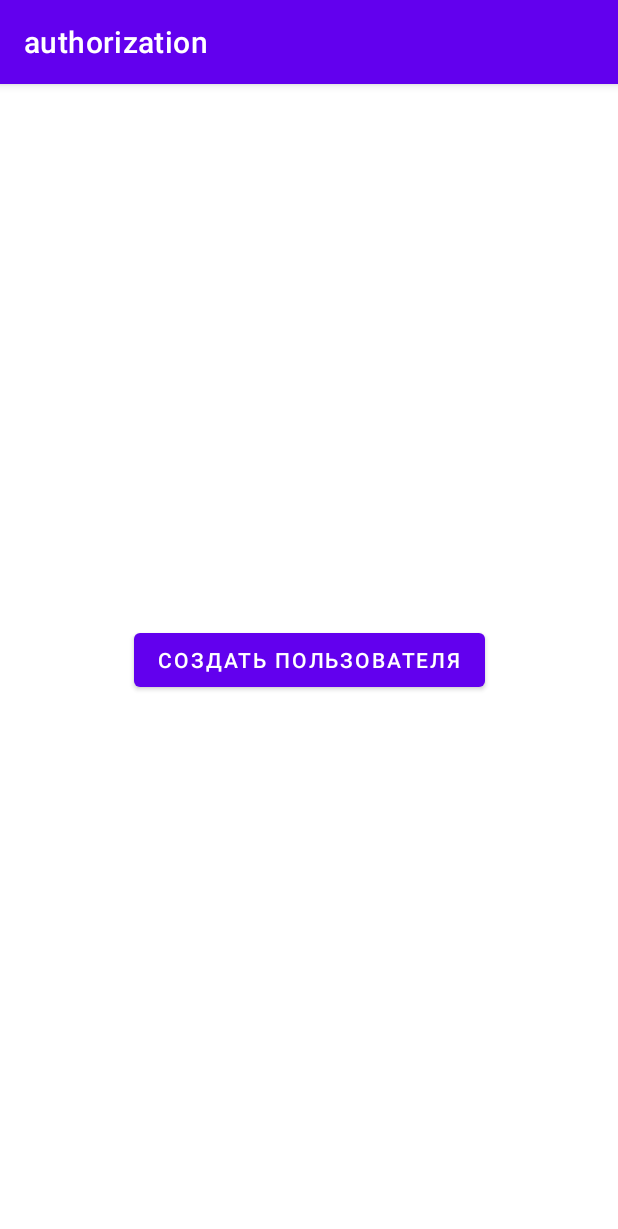
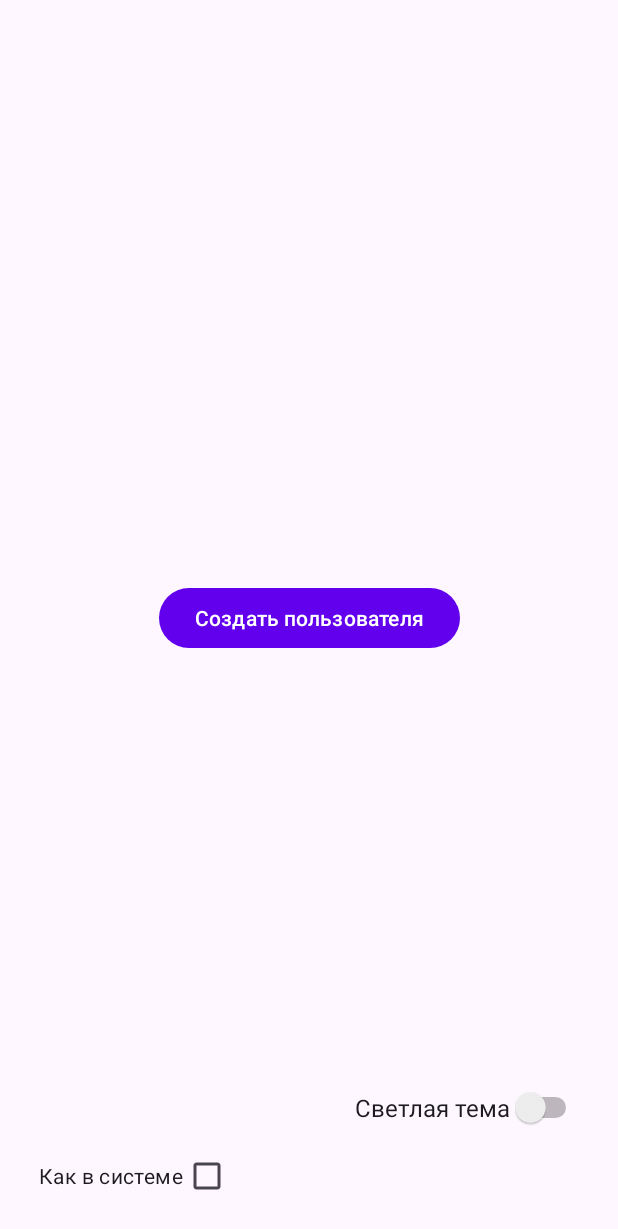
Before and after one commit to silicium93/authorization2, an Android app: the screen it shows after launch (MainActivity), on a phone screen of 412 x 824 dp. Shown: the top 1229 px of the screen. Run offline under Robolectric (Android 15) with nearby library versions, the phone set to English and light mode, and no system bars.

Commit message:
Add night theme

```diff
--- a/app/src/main/java/com/shabim/authorization/EditActivity.kt
+++ b/app/src/main/java/com/shabim/authorization/EditActivity.kt
@@ -6,6 +6,7 @@ import android.os.Bundle
 import android.widget.Button
 import android.widget.EditText
 import android.widget.Toast
+import androidx.appcompat.app.AppCompatDelegate
 
 class EditActivity : AppCompatActivity() {
 
@@ -28,6 +29,7 @@ class EditActivity : AppCompatActivity() {
         buttonSave = findViewById(R.id.buttonSave)
 
         buttonSave.setOnClickListener{
+
             if (editTextName.text.isNotEmpty() && editTextAge.text.isNotEmpty() && editTextAddress.text.isNotEmpty() && editTextEmail.text.isNotEmpty()){
                 val intent = Intent(this,InfoActivity::class.java)
                 intent.putExtra("name", editTextName.text.toString())
--- a/app/src/main/java/com/shabim/authorization/MainActivity.kt
+++ b/app/src/main/java/com/shabim/authorization/MainActivity.kt
@@ -1,24 +1,70 @@
 package com.shabim.authorization
 
 import android.content.Intent
-import androidx.appcompat.app.AppCompatActivity
+import android.content.res.Configuration
 import android.os.Bundle
 import android.widget.Button
+import android.widget.CheckBox
+import android.widget.Switch
+import androidx.appcompat.app.AppCompatActivity
+import androidx.appcompat.app.AppCompatDelegate
+import androidx.core.view.isGone
 
 class MainActivity : AppCompatActivity() {
 
-    lateinit var buttonCreateUser : Button;
+    lateinit var buttonCreateUser : Button
+    lateinit var switchTheme: Switch
+    lateinit var checkBoxThemeInSystem : CheckBox
 
     override fun onCreate(savedInstanceState: Bundle?) {
         super.onCreate(savedInstanceState)
         setContentView(R.layout.activity_main)
 
         buttonCreateUser = findViewById(R.id.buttonCreateUser);
+        checkBoxThemeInSystem = findViewById(R.id.checkBoxThemeInSystem)
+        switchTheme = findViewById(R.id.switchTheme)
+
+
+        setThemeSwitch()
 
         buttonCreateUser.setOnClickListener{
             val intent: Intent = Intent(this, EditActivity::class.java)
             startActivity(intent)
         }
 
+        checkBoxThemeInSystem.setOnClickListener(){
+            if (checkBoxThemeInSystem.isChecked) {
+                AppCompatDelegate.setDefaultNightMode(AppCompatDelegate.MODE_NIGHT_FOLLOW_SYSTEM)
+            }
+            setThemeSwitch()
+        }
+
+        switchTheme.setOnClickListener(){
+            if (checkBoxThemeInSystem.isChecked)
+                checkBoxThemeInSystem.isChecked = false
+
+            if(switchTheme.isChecked)
+                AppCompatDelegate.setDefaultNightMode(AppCompatDelegate.MODE_NIGHT_YES)
+
+            else if (!switchTheme.isChecked)
+                AppCompatDelegate.setDefaultNightMode(AppCompatDelegate.MODE_NIGHT_NO)
+
+        }
+
 }
-}
+    private fun setThemeSwitch(){
+
+        when(resources.configuration.uiMode and Configuration.UI_MODE_NIGHT_MASK){
+            Configuration.UI_MODE_NIGHT_YES -> {
+                switchTheme.isChecked = true
+                switchTheme.text = "Тёмная тема"
+            }
+            Configuration.UI_MODE_NIGHT_NO ->{
+                switchTheme.isChecked = false
+                switchTheme.text = "Светлая тема"
+            }
+        }
+
+    }
+
+    }
--- a/app/src/main/res/layout/activity_main.xml
+++ b/app/src/main/res/layout/activity_main.xml
@@ -14,8 +14,33 @@
         app:layout_constraintBottom_toBottomOf="parent"
         app:layout_constraintEnd_toEndOf="parent"
         app:layout_constraintStart_toStartOf="parent"
-        app:layout_constraintTop_toTopOf="parent"
-        />
+        app:layout_constraintTop_toTopOf="parent" />
+
+    <CheckBox
+        android:id="@+id/checkBoxThemeInSystem"
+        android:layout_width="wrap_content"
+        android:layout_height="wrap_content"
+        android:layout_marginEnd="258dp"
+        android:layout_marginBottom="16dp"
+        android:checked="false"
+        android:layoutDirection="rtl"
+        android:text="Как в системе"
+        android:textSize="14sp"
+        app:layout_constraintBottom_toBottomOf="parent"
+        app:layout_constraintEnd_toEndOf="parent" />
+
+    <Switch
+        android:id="@+id/switchTheme"
+        android:layout_width="wrap_content"
+        android:layout_height="wrap_content"
+        android:layout_marginEnd="24dp"
+        android:layout_marginBottom="8dp"
+        android:checked="false"
+        android:enabled="true"
+        android:focusable="true"
+        android:textSize="16sp"
+        app:layout_constraintBottom_toTopOf="@+id/checkBoxThemeInSystem"
+        app:layout_constraintEnd_toEndOf="parent" />
 
 
 </androidx.constraintlayout.widget.ConstraintLayout>
--- a/app/src/main/res/values-night/themes.xml
+++ b/app/src/main/res/values-night/themes.xml
@@ -1,13 +1,15 @@
 <resources xmlns:tools="http://schemas.android.com/tools">
+
+    implementation 'androidx.appcompat:appcompat:1.1.0-alpha05'
     <!-- Base application theme. -->
-    <style name="Theme.Authorization" parent="Theme.MaterialComponents.DayNight.DarkActionBar">
+    <style name="Theme.Authorization" parent="Theme.Material3.Dark.NoActionBar">
         <!-- Primary brand color. -->
-        <item name="colorPrimary">@color/purple_200</item>
-        <item name="colorPrimaryVariant">@color/purple_700</item>
-        <item name="colorOnPrimary">@color/black</item>
+        <item name="colorPrimary">@color/purple_500</item>
+        <item name="colorPrimaryVariant">@color/black</item>
+        <item name="colorOnPrimary">@color/white</item>
         <!-- Secondary brand color. -->
         <item name="colorSecondary">@color/teal_200</item>
-        <item name="colorSecondaryVariant">@color/teal_200</item>
+        <item name="colorSecondaryVariant">@color/teal_700</item>
         <item name="colorOnSecondary">@color/black</item>
         <!-- Status bar color. -->
         <item name="android:statusBarColor">?attr/colorPrimaryVariant</item>
--- a/app/src/main/res/values/strings.xml
+++ b/app/src/main/res/values/strings.xml
@@ -1,4 +1,10 @@
 <resources>
     <string name="app_name">authorization</string>
     <string name="createUser">Создать пользователя</string>
+
+    <string-array name="spinnerChangeThemeItems">
+        <item>"Светлая тема"</item>
+        <item>Тёмная тема</item>
+        <item>Как в системе</item>
+    </string-array>
 </resources>
--- a/app/src/main/res/values/themes.xml
+++ b/app/src/main/res/values/themes.xml
@@ -1,6 +1,8 @@
 <resources xmlns:tools="http://schemas.android.com/tools">
+    implementation 'androidx.appcompat:appcompat:1.1.0-alpha05'
+
     <!-- Base application theme. -->
-    <style name="Theme.Authorization" parent="Theme.MaterialComponents.DayNight.DarkActionBar">
+    <style name="Theme.Authorization" parent="Theme.Material3.DayNight.NoActionBar">
         <!-- Primary brand color. -->
         <item name="colorPrimary">@color/purple_500</item>
         <item name="colorPrimaryVariant">@color/purple_700</item>
@@ -13,4 +15,5 @@
         <item name="android:statusBarColor">?attr/colorPrimaryVariant</item>
         <!-- Customize your theme here. -->
     </style>
+
 </resources>
```
